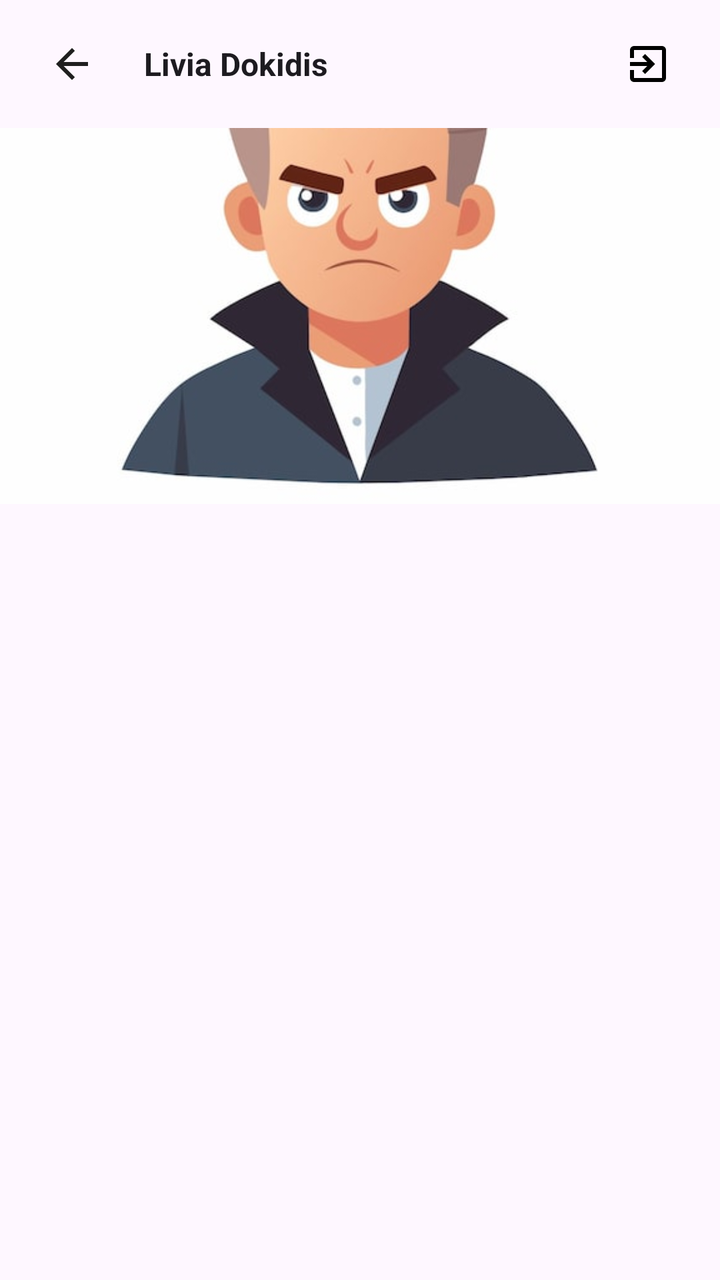
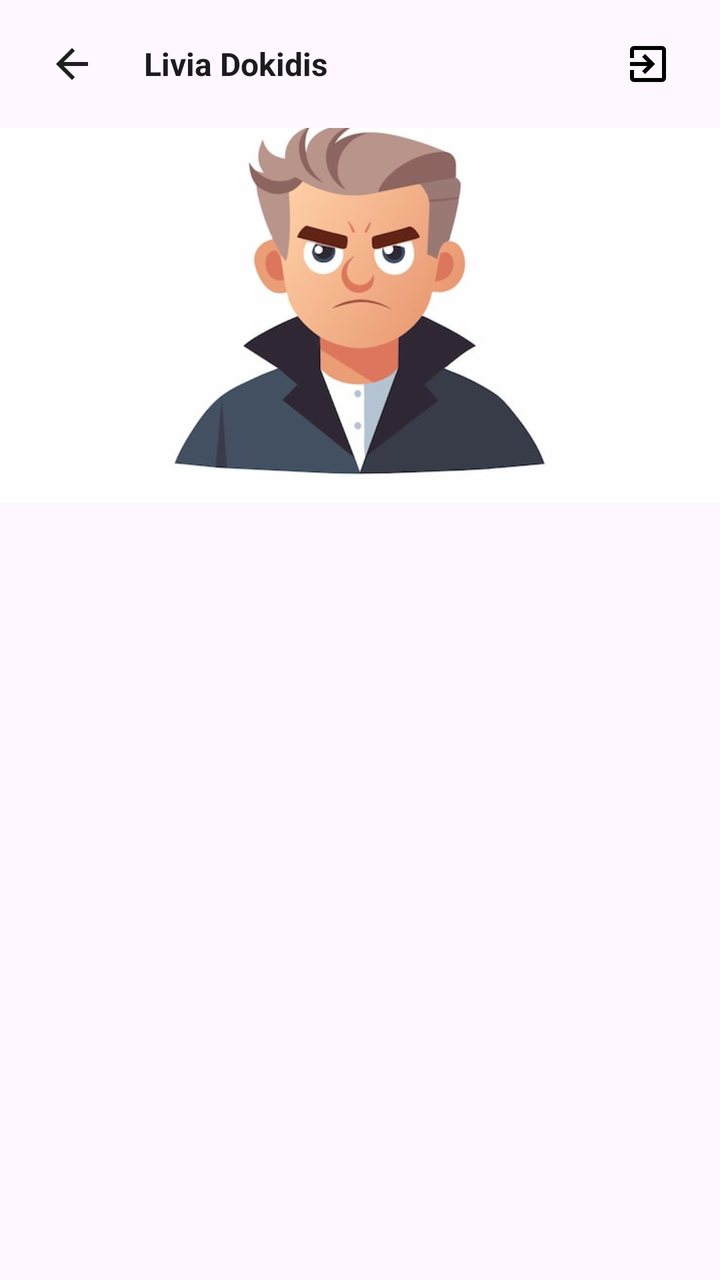

Before-and-after screenshots of an Android layout around one commit, followed by the original layout XML and the change that was made.
<!-- AndroidManifest.xml: application theme Theme.Material3.DayNight.NoActionBar -->
<!-- res/layout/fragment_profile.xml -->
<?xml version="1.0" encoding="utf-8"?>
<androidx.coordinatorlayout.widget.CoordinatorLayout xmlns:android="http://schemas.android.com/apk/res/android"
    xmlns:app="http://schemas.android.com/apk/res-auto"
    android:layout_width="match_parent"
    android:layout_height="match_parent"
    android:fitsSystemWindows="true">

    
    <com.google.android.material.appbar.AppBarLayout
        android:id="@+id/appBar"
        android:layout_width="match_parent"
        android:layout_height="wrap_content"
        android:fitsSystemWindows="false"
        app:liftOnScroll="true">

        
        <com.google.android.material.appbar.CollapsingToolbarLayout
            android:id="@+id/collapsingToolbar"
            android:layout_width="match_parent"
            android:layout_height="300dp"
            app:contentScrim="?attr/colorSurface"
            app:layout_scrollFlags="scroll|exitUntilCollapsed">

            
            <ImageView
                android:id="@+id/imgAvatar"
                android:layout_width="match_parent"
                android:layout_height="260dp"
                android:scaleType="centerCrop"
                android:src="@drawable/avatar"
                app:layout_collapseMode="parallax" />

            
            <com.google.android.material.tabs.TabLayout
                android:id="@+id/tabsWallJobs"
                android:layout_width="match_parent"
                android:layout_height="wrap_content"
                android:layout_gravity="bottom"
                android:background="?attr/colorSurface"
                app:layout_collapseMode="pin"
                app:tabGravity="fill"
                app:tabIndicatorColor="?attr/colorPrimary"
                app:tabInlineLabel="true"
                app:tabMode="fixed"
                app:tabSelectedTextColor="?attr/colorPrimary"
                app:tabTextColor="#B3B3B3" />

        </com.google.android.material.appbar.CollapsingToolbarLayout>
    </com.google.android.material.appbar.AppBarLayout>

    
    <androidx.fragment.app.FragmentContainerView
        android:id="@+id/fragmentContainerWallJob"
        android:layout_width="match_parent"
        android:layout_height="match_parent"
        app:layout_behavior="@string/appbar_scrolling_view_behavior" />

    
    <LinearLayout
        android:id="@+id/staticTopPanel"
        android:layout_width="match_parent"
        android:layout_height="?attr/actionBarSize"
        android:background="?attr/colorSurface"
        android:gravity="center_vertical"
        android:orientation="horizontal"
        android:paddingStart="16dp"
        android:paddingEnd="16dp"
        app:elevation="8dp">

        <ImageButton
            android:id="@+id/btnBack"
            style="@style/Widget.Material3.Button.IconButton"
            android:layout_width="40dp"
            android:layout_height="40dp"
            android:layout_marginEnd="16dp"
            android:background="?attr/selectableItemBackgroundBorderless"
            android:contentDescription="Назад"
            android:src="@drawable/back" />

        <TextView
            android:id="@+id/tvHeaderName"
            android:layout_width="0dp"
            android:layout_height="wrap_content"
            android:layout_weight="1"
            android:ellipsize="end"
            android:gravity="center_vertical"
            android:maxLines="1"
            android:text="Livia Dokidis"
            android:textColor="?attr/colorOnSurface"
            android:textSize="16sp"
            android:textStyle="bold" />

        <ImageButton
            android:id="@+id/btnLogout"
            style="@style/Widget.Material3.Button.IconButton"
            android:layout_width="40dp"
            android:layout_height="40dp"
            android:layout_marginStart="16dp"
            android:background="?attr/selectableItemBackgroundBorderless"
            android:contentDescription="Выход"
            android:src="@drawable/exit_to_app_24dp_000000_fill0_wght400_grad0_opsz24" />
    </LinearLayout>

</androidx.coordinatorlayout.widget.CoordinatorLayout>
<!-- resources referenced by this layout -->
<resources>
  <!-- drawable avatar: jpg bitmap (drawable, 16665 bytes) -->
  <!-- drawable back (drawable) -->
  <vector xmlns:android="http://schemas.android.com/apk/res/android"
      android:width="24dp"
      android:height="24dp"
      android:viewportWidth="960"
      android:viewportHeight="960">
    <path
        android:pathData="m313,520 l224,224 -57,56 -320,-320 320,-320 57,56 -224,224h487v80L313,520Z"
        android:fillColor="#1f1f1f"/>
  </vector>
  <!-- drawable exit_to_app_24dp_000000_fill0_wght400_grad0_opsz24 (drawable) -->
  <vector xmlns:android="http://schemas.android.com/apk/res/android"
      android:width="24dp"
      android:height="24dp"
      android:viewportWidth="960"
      android:viewportHeight="960">
    <path
        android:pathData="M200,840q-33,0 -56.5,-23.5T120,760v-160h80v160h560v-560L200,200v160h-80v-160q0,-33 23.5,-56.5T200,120h560q33,0 56.5,23.5T840,200v560q0,33 -23.5,56.5T760,840L200,840ZM420,680 L364,622 466,520L120,520v-80h346L364,338l56,-58 200,200 -200,200Z"
        android:fillColor="#000000"/>
  </vector>
</resources>

<!-- the commit's change to res/layout/fragment_profile.xml (unified diff, before → after) -->
@@ -1,5 +1,6 @@
 <?xml version="1.0" encoding="utf-8"?>
-<androidx.coordinatorlayout.widget.CoordinatorLayout xmlns:android="http://schemas.android.com/apk/res/android"
+<androidx.coordinatorlayout.widget.CoordinatorLayout
+    xmlns:android="http://schemas.android.com/apk/res/android"
     xmlns:app="http://schemas.android.com/apk/res-auto"
     android:layout_width="match_parent"
     android:layout_height="match_parent"
@@ -18,42 +19,25 @@
             android:id="@+id/collapsingToolbar"
             android:layout_width="match_parent"
             android:layout_height="300dp"
+            android:fitsSystemWindows="false"
+            app:contentInsetStart="0dp"
+            app:contentInsetEnd="0dp"
             app:contentScrim="?attr/colorSurface"
-            app:layout_scrollFlags="scroll|exitUntilCollapsed">
+            app:layout_scrollFlags="scroll|exitUntilCollapsed"
+            app:titleEnabled="false">
 
             
             <ImageView
                 android:id="@+id/imgAvatar"
                 android:layout_width="match_parent"
-                android:layout_height="260dp"
-                android:scaleType="centerCrop"
+                android:layout_height="match_parent"
+                android:layout_gravity="center"
                 android:src="@drawable/avatar"
                 app:layout_collapseMode="parallax" />
 
-            
-            <com.google.android.material.tabs.TabLayout
-                android:id="@+id/tabsWallJobs"
-                android:layout_width="match_parent"
-                android:layout_height="wrap_content"
-                android:layout_gravity="bottom"
-                android:background="?attr/colorSurface"
-                app:layout_collapseMode="pin"
-                app:tabGravity="fill"
-                app:tabIndicatorColor="?attr/colorPrimary"
-                app:tabInlineLabel="true"
-                app:tabMode="fixed"
-                app:tabSelectedTextColor="?attr/colorPrimary"
-                app:tabTextColor="#B3B3B3" />
+        </com.google.android.material.appbar.CollapsingToolbarLayout>
 
-        </com.google.android.material.appbar.CollapsingToolbarLayout>
     </com.google.android.material.appbar.AppBarLayout>
-
-    
-    <androidx.fragment.app.FragmentContainerView
-        android:id="@+id/fragmentContainerWallJob"
-        android:layout_width="match_parent"
-        android:layout_height="match_parent"
-        app:layout_behavior="@string/appbar_scrolling_view_behavior" />
 
     
     <LinearLayout
@@ -101,4 +85,34 @@
             android:src="@drawable/exit_to_app_24dp_000000_fill0_wght400_grad0_opsz24" />
     </LinearLayout>
 
+    
+    <LinearLayout
+        android:layout_width="match_parent"
+        android:layout_height="match_parent"
+        android:orientation="vertical"
+        app:layout_behavior="@string/appbar_scrolling_view_behavior">
+
+        
+        <com.google.android.material.tabs.TabLayout
+            android:id="@+id/tabsWallJobs"
+            android:layout_width="match_parent"
+            android:layout_height="wrap_content"
+            android:background="?attr/colorSurface"
+            android:layout_marginTop="?attr/actionBarSize"
+            app:tabGravity="fill"
+            app:tabIndicatorColor="?attr/colorPrimary"
+            app:tabInlineLabel="true"
+            app:tabMode="fixed"
+            app:tabSelectedTextColor="?attr/colorPrimary"
+            app:tabTextColor="#B3B3B3" />
+
+        
+        <androidx.fragment.app.FragmentContainerView
+            android:id="@+id/fragmentContainerWallJob"
+            android:layout_width="match_parent"
+            android:layout_height="0dp"
+            android:layout_weight="1" />
+
+    </LinearLayout>
+
 </androidx.coordinatorlayout.widget.CoordinatorLayout>
